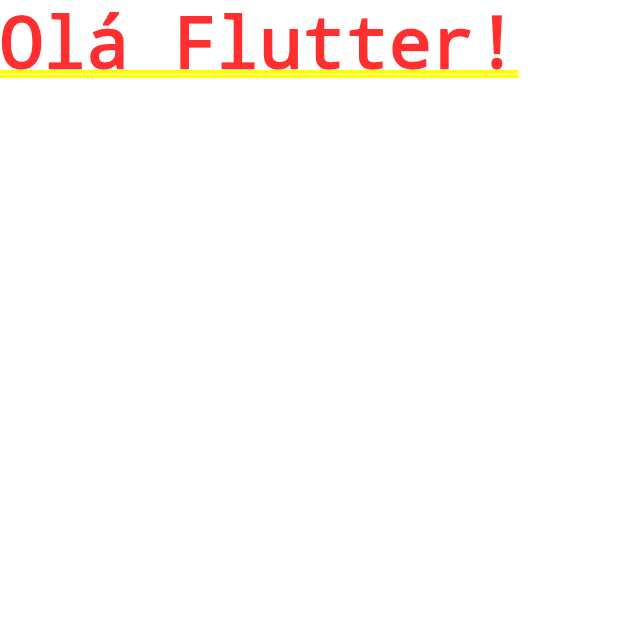
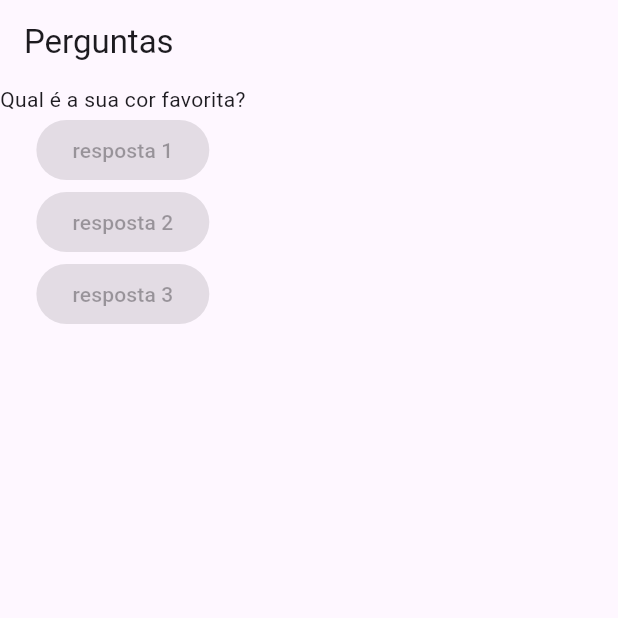
Before and after one commit to claraferraz/quiz-flutter, a Flutter app: the screen it shows after launch, on a phone screen of 412 x 824 dp, the top half of it. Run offline on Flutter 3.47's test engine with Material 3 defaults, Android fonts, the phone set to English and light mode, and no system bars.

Commit message:
aula column

```diff
--- a/lib/main.dart
+++ b/lib/main.dart
@@ -1,12 +1,31 @@
 import 'package:flutter/material.dart';
 
 main() {
-  runApp(PerguntasApp());
+  runApp(PerguntaApp());
 }
 
-class PerguntasApp extends StatelessWidget {
+class PerguntaApp extends StatelessWidget {
+  @override
   Widget build(BuildContext context) {
+    final List<String> perguntas = [
+      'Qual é a sua cor favorita?',
+      'Qual é o seu animal favorito?',
+    ];
+
     //para novas instâncias eu não preciso colocar o nome 'new'
-    return MaterialApp(home: Text('Olá Flutter!'));
+    return MaterialApp(
+      home: Scaffold(
+        appBar: AppBar(title: Text('Perguntas')),
+        body: Column(
+          children: <Widget>[
+            Text(perguntas[0]),
+            ElevatedButton(onPressed: null, child: Text('resposta 1')),
+            ElevatedButton(onPressed: null, child: Text('resposta 2')),
+            ElevatedButton(onPressed: null, child: Text('resposta 3')),
+            //o professor usou RaisedButton, mas está depreciado e foi substituído pelo ElevatedButton
+          ],
+        ),
+      ),
+    );
   }
 }
```
